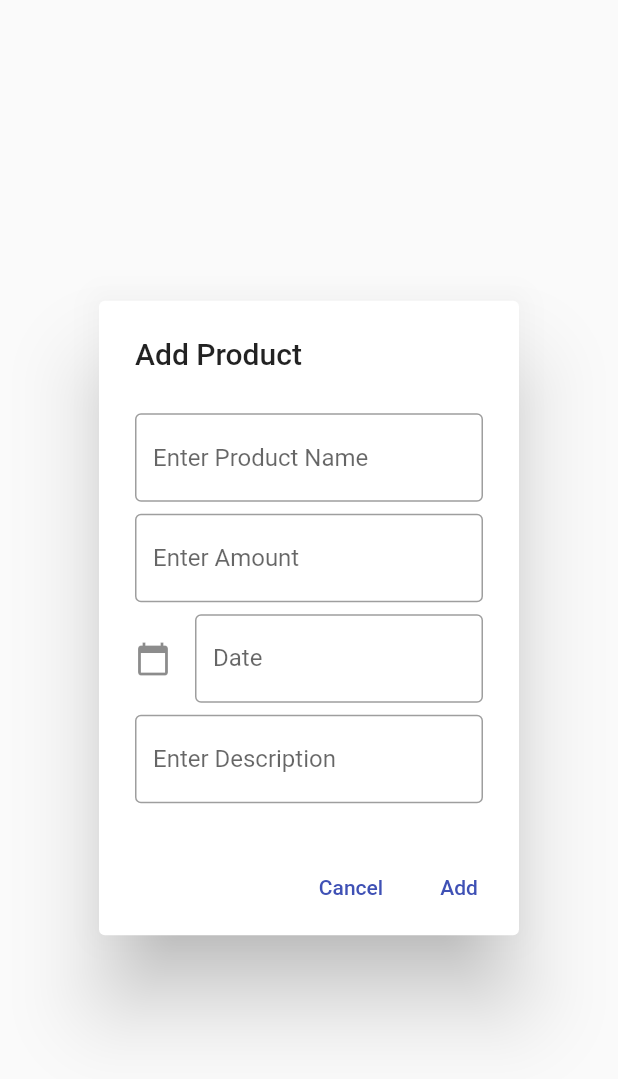
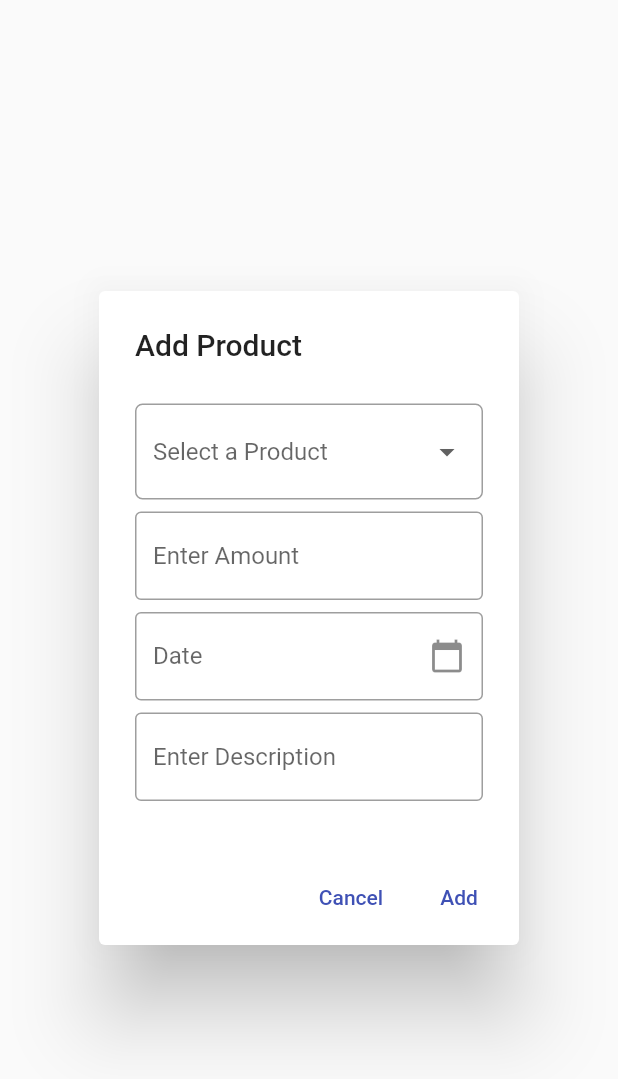
Before and after one commit to novizco-infotech/flutter-hive-demo, a Flutter app: the ProductDialog widget shown alone on an empty page, opened directly, on a phone screen of 412 x 824 dp. Shown: the top 1079 px of the screen. Run offline on Flutter 3.47's test engine with Material 2 defaults, Android fonts, the phone set to English and light mode, and no system bars; our stand-ins replace hive, hive_flutter; accounts and stored records are empty.

Commit message:
complete the task

```diff
--- a/lib/widgets/product_dialog.dart
+++ b/lib/widgets/product_dialog.dart
@@ -1,3 +1,5 @@
+// ignore_for_file: prefer_typing_uninitialized_variables
+
 import 'package:flutter/material.dart';
 import 'package:hiveflutter/models/product.dart';
 import 'package:intl/intl.dart';
@@ -23,11 +25,21 @@ class ProductDialog extends StatefulWidget {
 
 class _ProductDialogState extends State<ProductDialog> {
   final formKey = GlobalKey<FormState>();
-  final nameCtrl = TextEditingController();
   final dateCtrl = TextEditingController();
   final amountCtrl = TextEditingController();
   final descriptionCtrl = TextEditingController();
   var selectedDate;
+  var productname;
+  final _currencies = [
+    "Orange",
+    "Mango",
+    "Biscuit",
+    "Chocolate",
+    "Pen",
+    "IceCream",
+    "Strawberry",
+    "Milk"
+  ];
 
   @override
   void initState() {
@@ -35,7 +47,7 @@ class _ProductDialogState extends State<ProductDialog> {
 
     if (widget.product != null) {
       final student = widget.product!;
-      nameCtrl.text = student.name;
+      productname = student.name;
       amountCtrl.text = student.amount.toString();
       dateCtrl.text = DateFormat("dd-MM-yyyy").format(student.date);
       selectedDate = student.date;
@@ -45,7 +57,6 @@ class _ProductDialogState extends State<ProductDialog> {
 
   @override
   void dispose() {
-    nameCtrl.dispose();
     dateCtrl.dispose();
     amountCtrl.dispose();
     descriptionCtrl.dispose();
@@ -87,7 +98,8 @@ class _ProductDialogState extends State<ProductDialog> {
               const SizedBox(height: 8),
               dateField(),
               const SizedBox(height: 8),
-              descriptionField()
+              descriptionField(),
+              const SizedBox(height: 8),
             ],
           ),
         ),
@@ -99,14 +111,40 @@ class _ProductDialogState extends State<ProductDialog> {
     );
   }
 
-  Widget nameField() => TextFormField(
-        controller: nameCtrl,
-        decoration: const InputDecoration(
-          border: OutlineInputBorder(),
-          hintText: 'Enter Product Name',
-        ),
-        validator: (name) =>
-            name != null && name.isEmpty ? 'Enter Product Name' : null,
+  Widget nameField() => FormField<String>(
+        validator: (value) {
+          if (productname == null) {
+            return 'Please select a Product';
+          }
+        },
+        builder: (FormFieldState<String> state) {
+          return InputDecorator(
+            decoration: InputDecoration(
+                errorText: state
+                    .errorText, //by this method we can give error msg in dropdown field.
+                border: OutlineInputBorder(
+                    borderRadius: BorderRadius.circular(5.0))),
+            child: DropdownButtonHideUnderline(
+              child: DropdownButton<String>(
+                value: productname,
+                hint: const Text("Select a Product"),
+                isDense: true,
+                onChanged: (String? newValue) {
+                  setState(() {
+                    productname = newValue;
+                    state.didChange(newValue);
+                  });
+                },
+                items: _currencies.map((String value) {
+                  return DropdownMenuItem<String>(
+                    value: value,
+                    child: Text(value),
+                  );
+                }).toList(),
+              ),
+            ),
+          );
+        },
       );
 
   Widget amtField() => TextFormField(
@@ -116,7 +154,7 @@ class _ProductDialogState extends State<ProductDialog> {
         ),
         keyboardType: TextInputType.number,
         validator: (amount) => amount != null && double.tryParse(amount) == null
-            ? 'Enter a amount'
+            ? 'Please enter a Amount'
             : null,
         controller: amountCtrl,
       );
@@ -129,10 +167,10 @@ class _ProductDialogState extends State<ProductDialog> {
             decoration: const InputDecoration(
               labelText: "Date",
               border: OutlineInputBorder(),
-              icon: Icon(Icons.calendar_today),
+              suffixIcon: Icon(Icons.calendar_today),
             ),
             validator: (value) {
-              if (value!.isEmpty) return "Please enter a date for your task";
+              if (value!.isEmpty) return "Please enter a date";
               return null;
             },
           ),
@@ -163,7 +201,7 @@ class _ProductDialogState extends State<ProductDialog> {
         final isValid = formKey.currentState!.validate();
 
         if (isValid) {
-          final name = nameCtrl.text;
+          final name = productname;
           final amount = double.tryParse(amountCtrl.text);
           final date = selectedDate;
           final description = descriptionCtrl.text;
```
